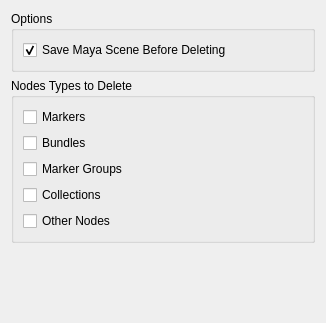
This is python/mmSolver/tools/removesolvernodes/ui/removesolvernodes_layout.ui in david-cattermole/mayaMatchMoveSolver as Qt 5 draws it before an edit. The edited form follows.
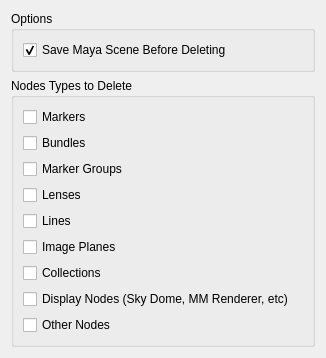
This is the edited form.

Commit message:
Remove Solver Sodes tool now support lines, lenses and image planes.
Display nodes are also removed now, such as mmSkyDome and mmRenderGlobals.

What changed in the file:
```diff
--- a/python/mmSolver/tools/removesolvernodes/ui/removesolvernodes_layout.ui
+++ b/python/mmSolver/tools/removesolvernodes/ui/removesolvernodes_layout.ui
@@ -60,6 +60,27 @@
         </property>
        </widget>
       </item>
+      <item>
+       <widget class="QCheckBox" name="lenses_checkBox">
+        <property name="text">
+         <string>Lenses</string>
+        </property>
+       </widget>
+      </item>
+      <item>
+       <widget class="QCheckBox" name="lines_checkBox">
+        <property name="text">
+         <string>Lines</string>
+        </property>
+       </widget>
+      </item>
+      <item>
+       <widget class="QCheckBox" name="imagePlanes_checkBox">
+        <property name="text">
+         <string>Image Planes</string>
+        </property>
+       </widget>
+      </item>
       <item>
        <widget class="QCheckBox" name="collections_checkBox">
         <property name="text">
@@ -67,6 +88,13 @@
         </property>
        </widget>
       </item>
+      <item>
+       <widget class="QCheckBox" name="displayNodes_checkBox">
+        <property name="text">
+         <string>Display Nodes (Sky Dome, MM Renderer, etc)</string>
+        </property>
+       </widget>
+      </item>
       <item>
        <widget class="QCheckBox" name="otherNodes_checkBox">
         <property name="text">
```
The commit also changes 5 other files.
